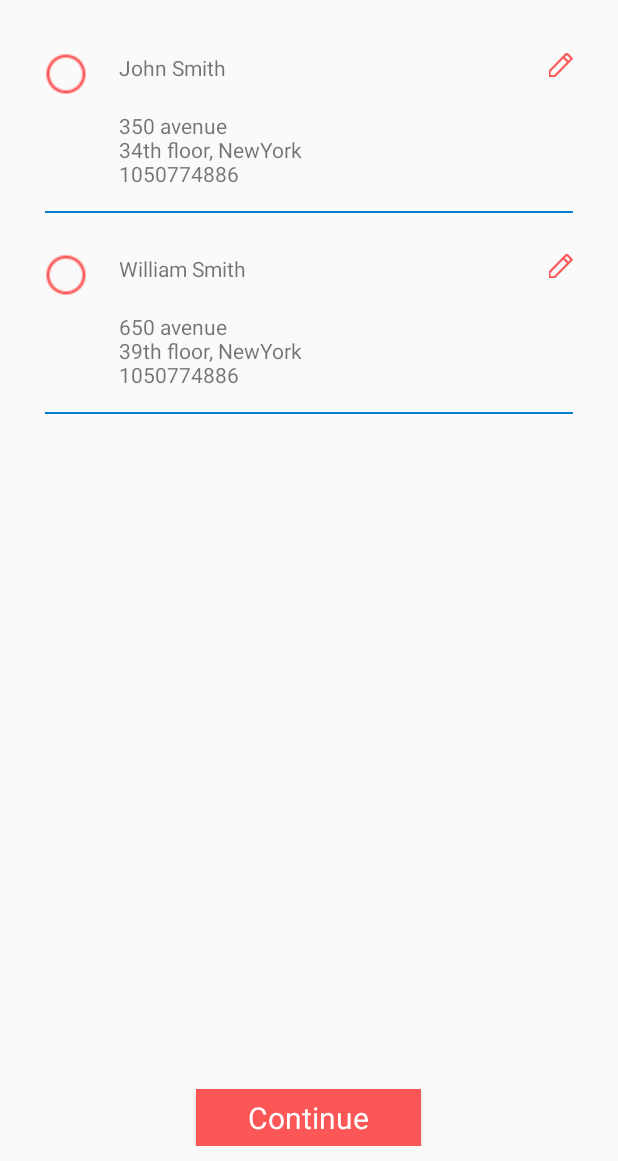
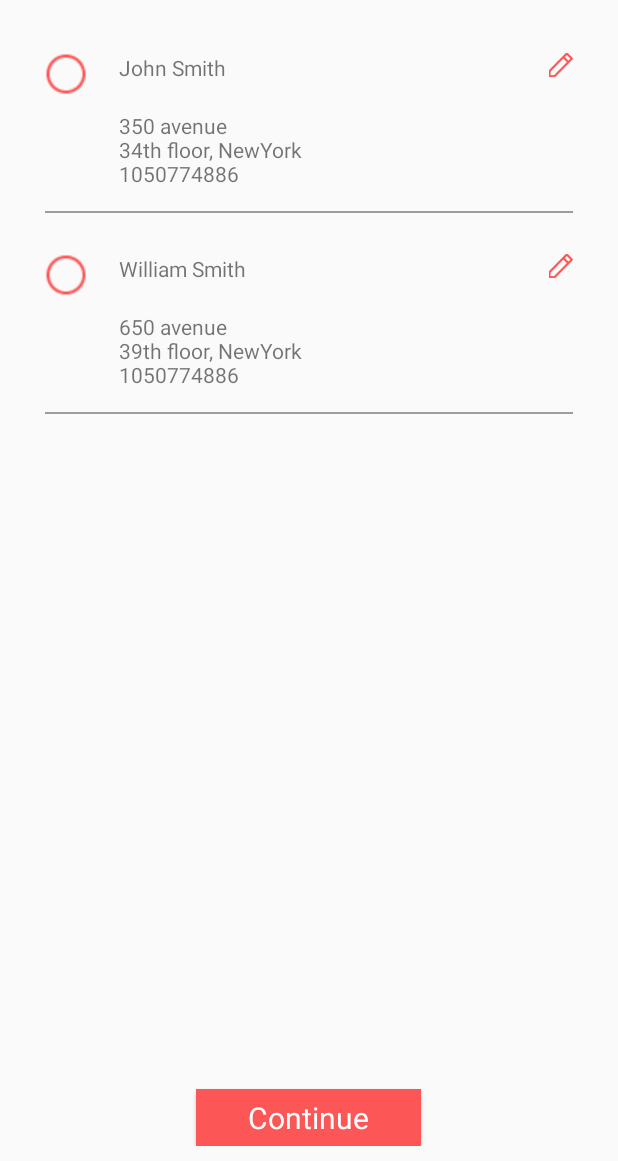
Before and after one commit to mbhagyalatha/CloudCommerce, an Android app: the SelectAddressFragment screen opened directly, with no data from a screen before it, on a phone screen of 412 x 824 dp, the part 75-1236 px from its top. Run offline under Robolectric (Android 15) with nearby library versions, the phone set to English and light mode, and no system bars.

Commit message:
changed address item divider color

```diff
--- a/app/src/main/res/layout/address_item.xml
+++ b/app/src/main/res/layout/address_item.xml
@@ -56,6 +56,6 @@
         android:layout_width="match_parent"
         android:layout_height="@dimen/border_width"
         android:layout_marginTop="@dimen/address_txt_bottom_padding"
-        android:background="@color/menu_items_divide_color" />
+        android:background="@color/select_addr_seperator_line_color" />
 
 </LinearLayout>
--- a/app/src/main/res/values/colors.xml
+++ b/app/src/main/res/values/colors.xml
@@ -38,5 +38,6 @@
     <color name="sub_service_dec_seperator_color">#767676</color>
     <color name="service_charge_txt_color">#fc5656</color>
     <color name="add_to_card_btn_bg_color">#545454</color>
+    <color name="select_addr_seperator_line_color">#9d9d9d</color>
 
 </resources>
```
